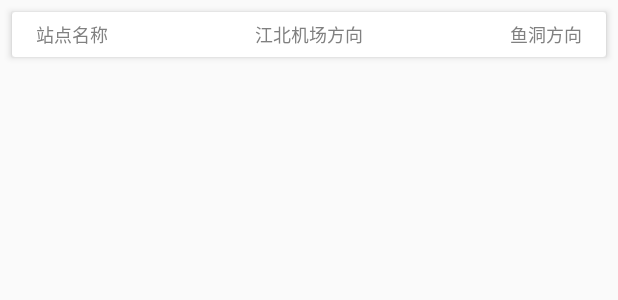
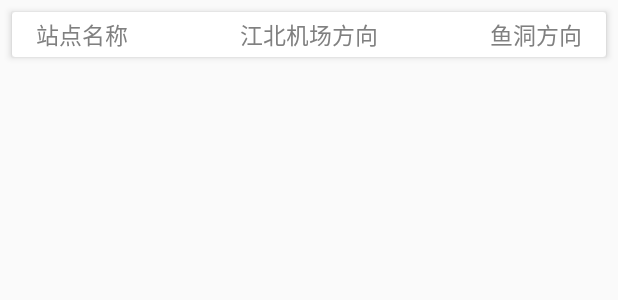
Before and after one commit to CQUPTGuys/CQSubway, an Android app: the layout fragment_three_route.xml on its own in the app's theme, with its tools: preview values and no code run, on a phone screen of 412 x 824 dp. Shown: the top 300 px of the screen. Run offline under Robolectric (Android 15) with nearby library versions, the phone set to English and light mode, and no system bars.

Commit message:
修改第二

```diff
--- a/app/src/main/res/layout/fragment_six_route.xml
+++ b/app/src/main/res/layout/fragment_six_route.xml
@@ -21,7 +21,7 @@
             android:layout_width="wrap_content"
             android:layout_height="wrap_content"
             android:text="站点名称"
-            android:textSize="12sp"
+            android:textSize="15sp"
             android:layout_centerVertical="true"
             android:layout_marginLeft="16dp"
             android:textColor="@color/dark_gray" />
@@ -29,14 +29,14 @@
             android:layout_width="wrap_content"
             android:layout_height="wrap_content"
             android:text="茶园方向"
-            android:textSize="12sp"
+            android:textSize="15sp"
             android:layout_centerInParent="true"
             android:textColor="@color/dark_gray" />
         <TextView
             android:layout_width="wrap_content"
             android:layout_height="wrap_content"
             android:text="北碚方向"
-            android:textSize="12sp"
+            android:textSize="15sp"
             android:layout_alignParentRight="true"
             android:layout_centerVertical="true"
             android:layout_marginRight="16dp"
--- a/app/src/main/res/layout/fragment_three_route.xml
+++ b/app/src/main/res/layout/fragment_three_route.xml
@@ -21,7 +21,7 @@
             android:layout_width="wrap_content"
             android:layout_height="wrap_content"
             android:text="站点名称"
-            android:textSize="12sp"
+            android:textSize="15sp"
             android:layout_centerVertical="true"
             android:layout_marginLeft="16dp"
             android:textColor="@color/dark_gray" />
@@ -29,14 +29,14 @@
             android:layout_width="wrap_content"
             android:layout_height="wrap_content"
             android:text="江北机场方向"
-            android:textSize="12sp"
+            android:textSize="15sp"
             android:layout_centerInParent="true"
             android:textColor="@color/dark_gray" />
         <TextView
             android:layout_width="wrap_content"
             android:layout_height="wrap_content"
             android:text="鱼洞方向"
-            android:textSize="12sp"
+            android:textSize="15sp"
             android:layout_alignParentRight="true"
             android:layout_centerVertical="true"
             android:layout_marginRight="16dp"
--- a/app/src/main/res/layout/fragment_two_route.xml
+++ b/app/src/main/res/layout/fragment_two_route.xml
@@ -21,7 +21,7 @@
             android:layout_width="wrap_content"
             android:layout_height="wrap_content"
             android:text="站点名称"
-            android:textSize="12sp"
+            android:textSize="15sp"
             android:layout_centerVertical="true"
             android:layout_marginLeft="16dp"
             android:textColor="@color/dark_gray" />
@@ -29,14 +29,14 @@
             android:layout_width="wrap_content"
             android:layout_height="wrap_content"
             android:text="黄花园方向"
-            android:textSize="12sp"
+            android:textSize="15sp"
             android:layout_centerInParent="true"
             android:textColor="@color/dark_gray" />
         <TextView
             android:layout_width="wrap_content"
             android:layout_height="wrap_content"
             android:text="白居寺方向"
-            android:textSize="12sp"
+            android:textSize="15sp"
             android:layout_alignParentRight="true"
             android:layout_centerVertical="true"
             android:layout_marginRight="16dp"
```
